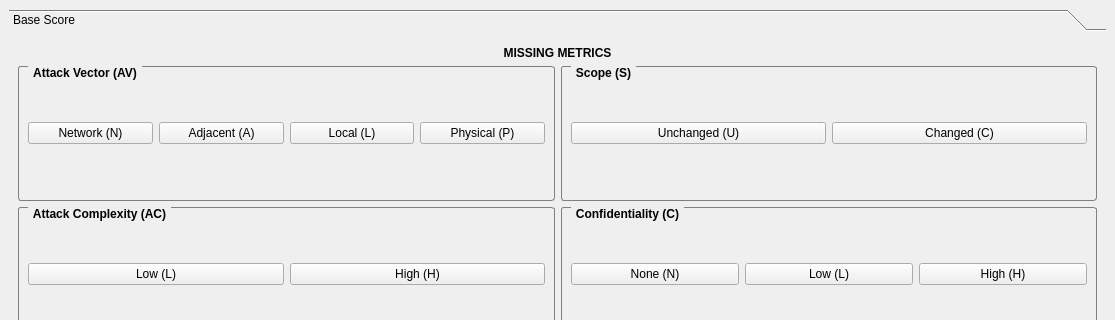
Before: the Qt Designer form cvsscalc/mainwindow.ui in mdeous/cvsscalc, drawn with Qt 5; both pictures show x 0 to 1115 and y 0 to 320 of the 1115 by 720 pixel window.
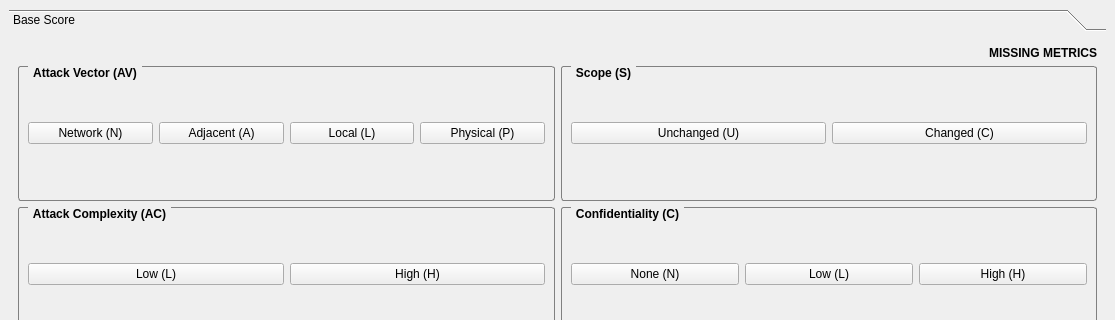
After: the same form once the commit is applied.

Commit message: right-align score

Diff of the .ui file:
```diff
--- a/cvsscalc/mainwindow.ui
+++ b/cvsscalc/mainwindow.ui
@@ -57,7 +57,7 @@
            </sizepolicy>
           </property>
           <property name="text">
-           <string>&lt;html&gt;&lt;head/&gt;&lt;body&gt;&lt;p align=&quot;center&quot;&gt;&lt;span style=&quot; font-weight:600;&quot;&gt;MISSING METRICS&lt;/span&gt;&lt;/p&gt;&lt;/body&gt;&lt;/html&gt;</string>
+           <string>&lt;html&gt;&lt;head/&gt;&lt;body&gt;&lt;p align=&quot;right&quot;&gt;&lt;span style=&quot; font-weight:600;&quot;&gt;MISSING METRICS&lt;/span&gt;&lt;/p&gt;&lt;/body&gt;&lt;/html&gt;</string>
           </property>
           <property name="textFormat">
            <enum>Qt::RichText</enum>
```
Left out of the diff: 4 changed lines with no effect on the pictures. The commit also changes 1 other file.
